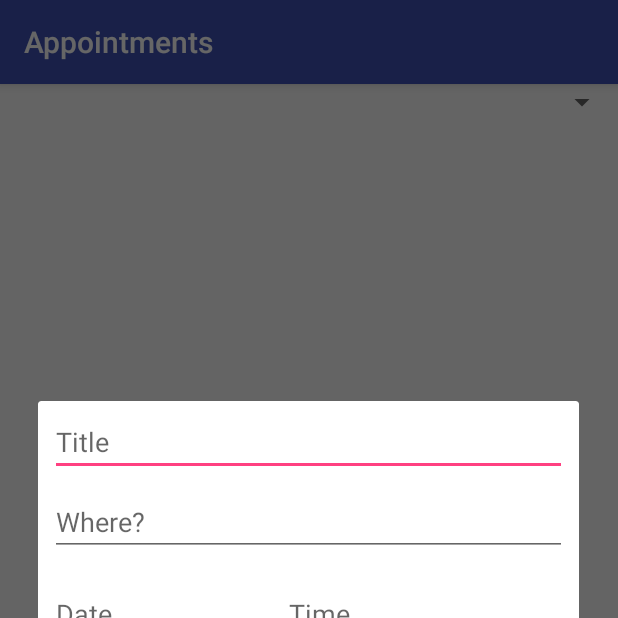
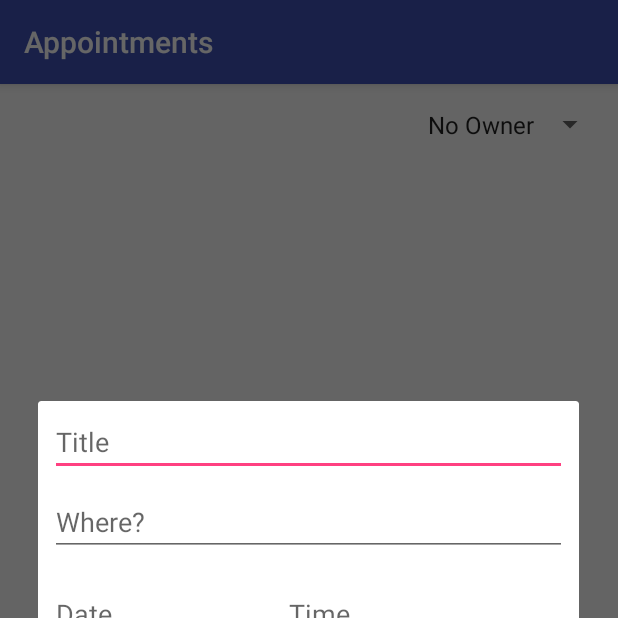
Before and after one commit to Somayah88/MomsPlanner, an Android app: the AppointmentsActivity screen opened directly, with no data from a screen before it, after a tap on an icon or button, on a phone screen of 412 x 824 dp, the top half of it. Run offline under Robolectric (Android 15) with nearby library versions, the phone set to English and light mode, and no system bars; our stand-ins replace ButterKnife, Firebase (no records; nobody signed in at launch, a user with empty details on screens opened directly); libraries missing offline, so code that uses them is left out: com.weiwangcn.betterspinner; plain views replace MaterialBetterSpinner; 5 statements that could not run were skipped.

Commit message:
Added filter functionality to AppointmentActivity

```diff
--- a/app/src/main/java/com/example/somayahalharbi/momsplanner/AppointmentsActivity.java
+++ b/app/src/main/java/com/example/somayahalharbi/momsplanner/AppointmentsActivity.java
@@ -18,6 +18,7 @@ import android.widget.ArrayAdapter;
 import android.widget.Button;
 import android.widget.DatePicker;
 import android.widget.EditText;
+import android.widget.Spinner;
 import android.widget.TimePicker;
 
 import com.example.somayahalharbi.momsplanner.adapters.AppointmentsAdapter;
@@ -29,6 +30,7 @@ import com.google.firebase.database.DataSnapshot;
 import com.google.firebase.database.DatabaseError;
 import com.google.firebase.database.DatabaseReference;
 import com.google.firebase.database.FirebaseDatabase;
+import com.google.firebase.database.Query;
 import com.google.firebase.database.ValueEventListener;
 import com.weiwangcn.betterspinner.library.material.MaterialBetterSpinner;
 
@@ -41,22 +43,24 @@ import butterknife.BindView;
 import butterknife.ButterKnife;
 
 public class AppointmentsActivity extends AppCompatActivity {
+    public static final String APPOINTMENT_PATH = "appointment";
+    private static FirebaseDatabase database;
     @BindView(R.id.fab)
     FloatingActionButton addAppointmentFab;
     @BindView(R.id.appointment_recyclerView)
     RecyclerView apptRecyclerView;
-    // @BindView(R.id.member_spinner)
-    // Spinner memberSpinner;
-    private AppointmentsAdapter appointmentAdapter;
-    private ArrayList<Appointment> appointmentList = new ArrayList<Appointment>();
-    public static final String APPOINTMENT_PATH = "appointment";
-    private static FirebaseDatabase database;
+    @BindView(R.id.appt_member_spinner)
+    Spinner memberSpinner;
     DatabaseReference apptRef;
     DatabaseReference ownersRef;
     FirebaseUser user;
     FirebaseAuth mFirebaseAuth;
     String ownerId = "0";
-    private ArrayList<Member> members = new ArrayList<Member>();
+    ArrayList<Member> members;
+    ArrayList<String> owners;
+    private AppointmentsAdapter appointmentAdapter;
+    private ArrayList<Appointment> appointmentList = new ArrayList<Appointment>();
+    // ArrayAdapter<String> membersAdapter;
     private int mPosition;
 
 
@@ -65,7 +69,6 @@ public class AppointmentsActivity extends AppCompatActivity {
         super.onCreate(savedInstanceState);
         setContentView(R.layout.activity_appointments);
         ButterKnife.bind(this);
-        //setDummyData();// TODO: Remove this
 
 
         mFirebaseAuth = FirebaseAuth.getInstance();
@@ -75,6 +78,30 @@ public class AppointmentsActivity extends AppCompatActivity {
             //    FirebaseDatabase.getInstance().setPersistenceEnabled(true);
 
         }
+
+
+        getMembers();
+
+        addAppointmentFab.setOnClickListener(new View.OnClickListener() {
+            @Override
+            public void onClick(View view) {
+                addAppointment();
+            }
+        });
+        getAllData();
+        apptRecyclerView.setHasFixedSize(true);
+        LinearLayoutManager appointmentLayoutManager = new LinearLayoutManager(this, LinearLayoutManager.VERTICAL, false);
+        apptRecyclerView.setLayoutManager(appointmentLayoutManager);
+        appointmentAdapter = new AppointmentsAdapter();
+        apptRecyclerView.setAdapter(appointmentAdapter);
+        appointmentAdapter.setData(appointmentList);
+        // CAN BE SEPERATE METHID
+
+
+    }
+
+    private void getAllData() {
+
         apptRef = database.getReference("users").child(user.getUid()).child(APPOINTMENT_PATH);
         apptRef.addValueEventListener(new ValueEventListener() {
             @Override
@@ -97,47 +124,40 @@ public class AppointmentsActivity extends AppCompatActivity {
 
             }
         });
+    }
 
-        ownersRef = database.getReference("users").child(user.getUid()).child("member");
-        addAppointmentFab.setOnClickListener(new View.OnClickListener() {
-            @Override
-            public void onClick(View view) {
-                addAppointment();
-            }
-        });
-        apptRecyclerView.setHasFixedSize(true);
-        LinearLayoutManager appointmentLayoutManager = new LinearLayoutManager(this, LinearLayoutManager.VERTICAL, false);
-        apptRecyclerView.setLayoutManager(appointmentLayoutManager);
-        appointmentAdapter = new AppointmentsAdapter();
-        apptRecyclerView.setAdapter(appointmentAdapter);
-        appointmentAdapter.setData(appointmentList);
-        // CAN BE SEPERATE METHID
+    private void getData(int position) {
+        if (position == (owners.size() - 1))
+            getAllData();
+        else
+            getFilteredData(position);
+    }
 
-        String[] owners = {"Faisal", "Somayah", "Sarah"};
+    private void createFilterSpinner() {
 
+        ArrayAdapter<String> membersAdapter = new ArrayAdapter<String>(this, android.R.layout.simple_spinner_item, owners);
+        membersAdapter.setDropDownViewResource(android.R.layout.simple_spinner_dropdown_item);
+        // final Spinner memberSpinner=findViewById(R.id.appt_member_spinner);
+        Log.w("create list", "Members list has " + members.size());
+        Log.w("create list", "Owners list has " + owners.size());
 
-      /*  ArrayAdapter<String> memberAdapter = new ArrayAdapter<String>(this, android.R.layout.simple_spinner_dropdown_item, getMembers());
-        memberSpinner.setAdapter(memberAdapter);
         memberSpinner.setOnItemSelectedListener(new AdapterView.OnItemSelectedListener() {
-
             @Override
             public void onItemSelected(AdapterView<?> adapterView, View view, int i, long l) {
-                //TODO: implement this
-                mPosition=1;
-                // Toast.makeText(getApplicationContext(), members.get(i).getName(), Toast.LENGTH_LONG).show();
-                Log.w("AppointmentActivity", "Item selected for sorting "+ members.get(i).getName());
+                getFilteredData(i);
 
 
             }
 
             @Override
             public void onNothingSelected(AdapterView<?> adapterView) {
-                mPosition=3;
 
             }
         });
-        */
 
+
+        memberSpinner.setAdapter(membersAdapter);
+        membersAdapter.notifyDataSetChanged();
 
     }
 
@@ -146,36 +166,45 @@ public class AppointmentsActivity extends AppCompatActivity {
         return super.onOptionsItemSelected(item);
     }
 
-    //TODO: Delete this and get real data
-    private void setDummyData() {
-        Appointment appointment = new Appointment();
-        appointment.setApptDate("11/12/2018");
-        appointment.setApptLocation("South Slope Pediatrics");
-        appointment.setApptOwner("Sarah");
-        appointment.setApptTime("9:30 AM");
-        appointment.setApptTitle("Sarah 15 months checkup");
-        appointmentList.add(appointment);
-        appointment = new Appointment();
-        appointment.setApptDate("11/1/2019");
-        appointment.setApptLocation("Happy Teeth Dentist");
-        appointment.setApptOwner("Faisal");
-        appointment.setApptTime("11:30 AM");
-        appointment.setApptTitle("Dentist cleaning appointment");
-        appointmentList.add(appointment);
-        appointment = new Appointment();
-        appointment.setApptDate("8/11/2018");
-        appointment.setApptLocation("Faisal's school");
-        appointment.setApptOwner("Faisal");
-        appointment.setApptTime("3:00 PM");
-        appointment.setApptTitle("Parent teachers conferences");
-        appointmentList.add(appointment);
+    private void getFilteredData(int position) {
+
+        Log.w("getFilkteredData", "Members list has " + members.size());
+        Log.w("getFilteredDatas", "Owners list has " + owners.size());
+
+        Query queryRef = apptRef.orderByChild("ownerId").equalTo(members.get(position).getId());
+        appointmentList = new ArrayList<>();
+        queryRef.addValueEventListener(new ValueEventListener() {
+            @Override
+            public void onDataChange(@NonNull DataSnapshot dataSnapshot) {
+                appointmentList = new ArrayList<>();
+                for (DataSnapshot ownersSnapshot : dataSnapshot.getChildren()) {
+                    Appointment appt = ownersSnapshot.getValue(Appointment.class);
+                    appointmentList.add(appt);
+
+                }
+
+                appointmentAdapter.setData(appointmentList);
+
+
+            }
+
+            @Override
+            public void onCancelled(@NonNull DatabaseError databaseError) {
+
+            }
+        });
+
 
 
     }
 
-    private ArrayList<String> getMembers() {
 
-        final ArrayList<String> owners = new ArrayList<>();
+    private void getMembers() {
+        ownersRef = database.getReference("users").child(user.getUid()).child("member");
+
+
+        owners = new ArrayList<>();
+        members = new ArrayList<>();
 
         ownersRef.addValueEventListener(new ValueEventListener() {
 
@@ -188,7 +217,10 @@ public class AppointmentsActivity extends AppCompatActivity {
                     String owner = member.getName();
                     owners.add(owner);
                 }
-
+                Log.w("getMembers", "Members list has " + members.size());
+                Log.w("getMembers", "Owners list has " + owners.size());
+                owners.add("No Owner");
+                createFilterSpinner();
             }
 
             @Override
@@ -198,7 +230,6 @@ public class AppointmentsActivity extends AppCompatActivity {
 
             }
         });
-        return owners;
 
 
     }
@@ -222,7 +253,7 @@ public class AppointmentsActivity extends AppCompatActivity {
         // Spinner
         //   String[] owners = {"Faisal", "Somayah", "Sarah"};
 
-        ArrayAdapter<String> ownersAdapter = new ArrayAdapter<String>(this, android.R.layout.simple_spinner_item, getMembers());
+        ArrayAdapter<String> ownersAdapter = new ArrayAdapter<String>(this, android.R.layout.simple_spinner_item, owners);
         final MaterialBetterSpinner ownersSpinner = dialogView.findViewById(R.id.appt_owner);
         ownersAdapter.setDropDownViewResource(android.R.layout.simple_spinner_dropdown_item);
 
@@ -326,7 +357,6 @@ public class AppointmentsActivity extends AppCompatActivity {
                 //TODO: make time format 00:00
 
 
-
             }
         };
         apptTime.setOnClickListener(new View.OnClickListener() {
@@ -355,7 +385,8 @@ public class AppointmentsActivity extends AppCompatActivity {
                 appt.setApptLocation(apptLocation.getText().toString());
                 appt.setApptTime(apptTime.getText().toString());
                 appt.setApptDate(apptDate.getText().toString());
-                appt.setApptOwner(members.get(mPosition).getId().toString());
+                appt.setApptOwner(members.get(mPosition).getName());
+                appt.setOwnerId(members.get(mPosition).getId());
                 //  if(!ownerId.equals("0"))
                 // appt.setApptOwner( ownersSpinner.getSelectedItem().toString());
 
@@ -363,11 +394,14 @@ public class AppointmentsActivity extends AppCompatActivity {
 
                 apptRef.push().setValue(appt);
                 // TODO: decide which one:
+                Log.w("addApptDialog", "Members list has " + members.size());
+                Log.w("addApptDialog", "Owners list has " + owners.size());
                 // //apptRef.child(members.get(mPosition).getId()).push().setValue(appt);
                 //apptRef.child(ownerId).push().setValue(appt);
                 //apptRef.push().setValue(appt);
 
                 // appt.setApptOwner(ownersSpinner.getSelectedItem().toString());
+                getFilteredData(mPosition);
 
                 dialog.dismiss();
 
@@ -378,5 +412,4 @@ public class AppointmentsActivity extends AppCompatActivity {
     }
 
 
-
 }
--- a/app/src/main/res/layout/activity_appointments.xml
+++ b/app/src/main/res/layout/activity_appointments.xml
@@ -7,9 +7,13 @@
     tools:context=".AppointmentsActivity">
 
     <Spinner
-        android:id="@+id/member_spinner"
+        android:id="@+id/appt_member_spinner"
+        android:layout_margin="8dp"
         android:layout_width="wrap_content"
         android:layout_height="wrap_content"
+        android:hint="@string/spinner_filter_prompt"
+        android:padding="8dp"
+        android:spinnerMode="dropdown"
         app:layout_constraintEnd_toEndOf="parent"
         app:layout_constraintTop_toTopOf="parent" />
 
@@ -25,7 +29,7 @@
         android:scrollbars="vertical"
         app:layout_constraintEnd_toEndOf="parent"
         app:layout_constraintStart_toStartOf="parent"
-        app:layout_constraintTop_toBottomOf="@id/member_spinner">
+        app:layout_constraintTop_toBottomOf="@id/appt_member_spinner">
 
     </android.support.v7.widget.RecyclerView>
 
```
Also changed, not shown: app/src/main/java/com/example/somayahalharbi/momsplanner/models/Appointment.java (+13 -0 lines).
